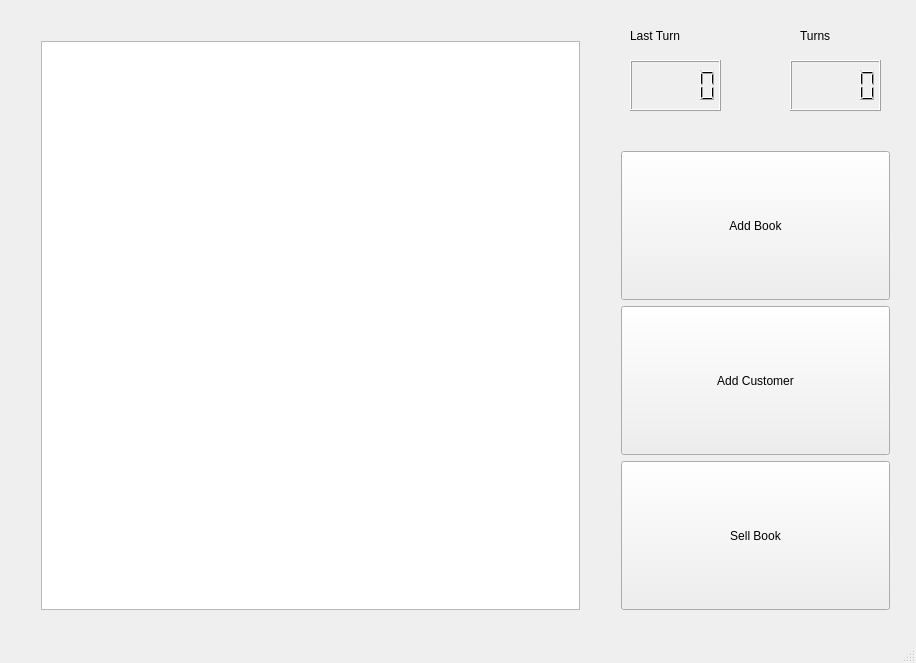
Above: mainwindow.ui from HamidDasht/DS-FirstProject before the change. Below: the same form after it.
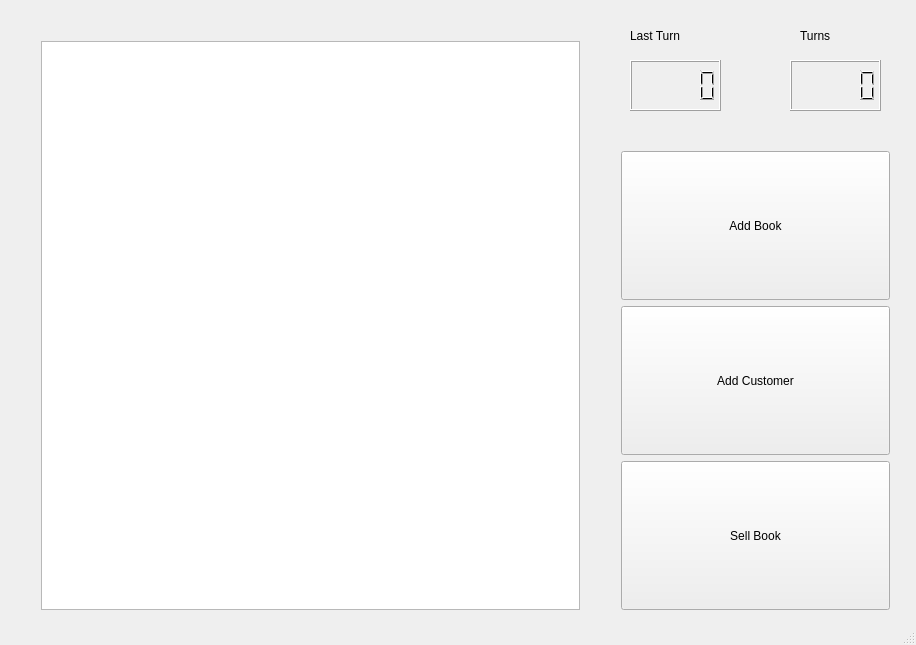
That is the form after the change.

```diff
--- a/mainwindow.ui
+++ b/mainwindow.ui
@@ -7,7 +7,7 @@
     <x>0</x>
     <y>0</y>
     <width>916</width>
-    <height>663</height>
+    <height>645</height>
    </rect>
   </property>
   <property name="windowTitle">
```
